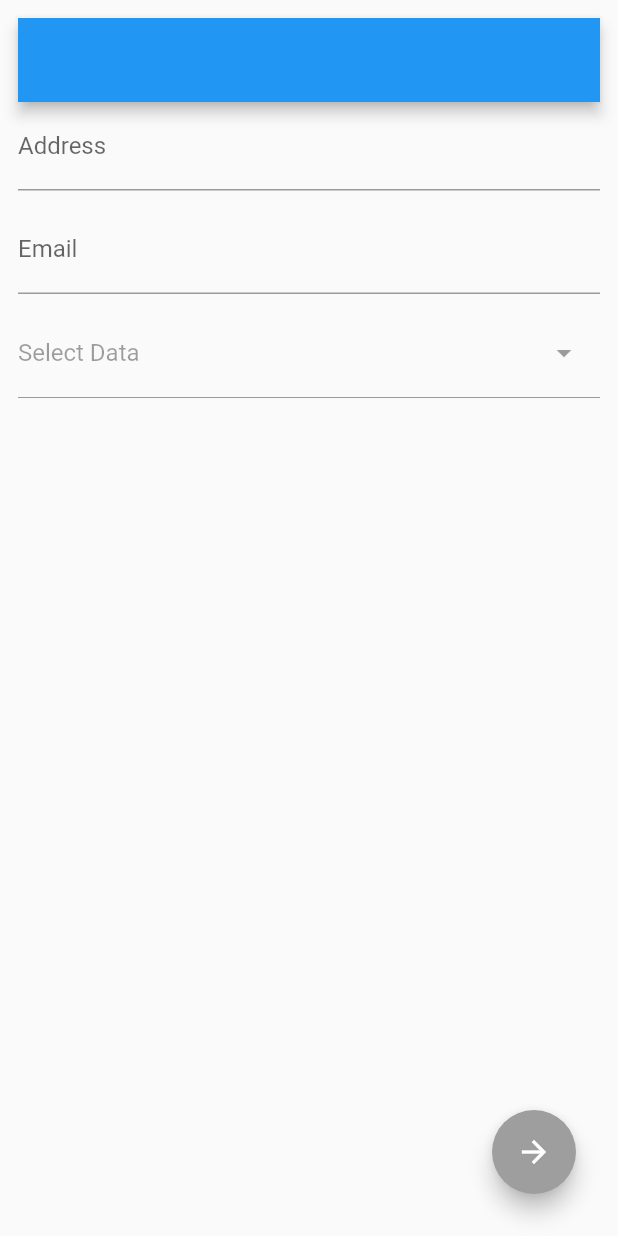
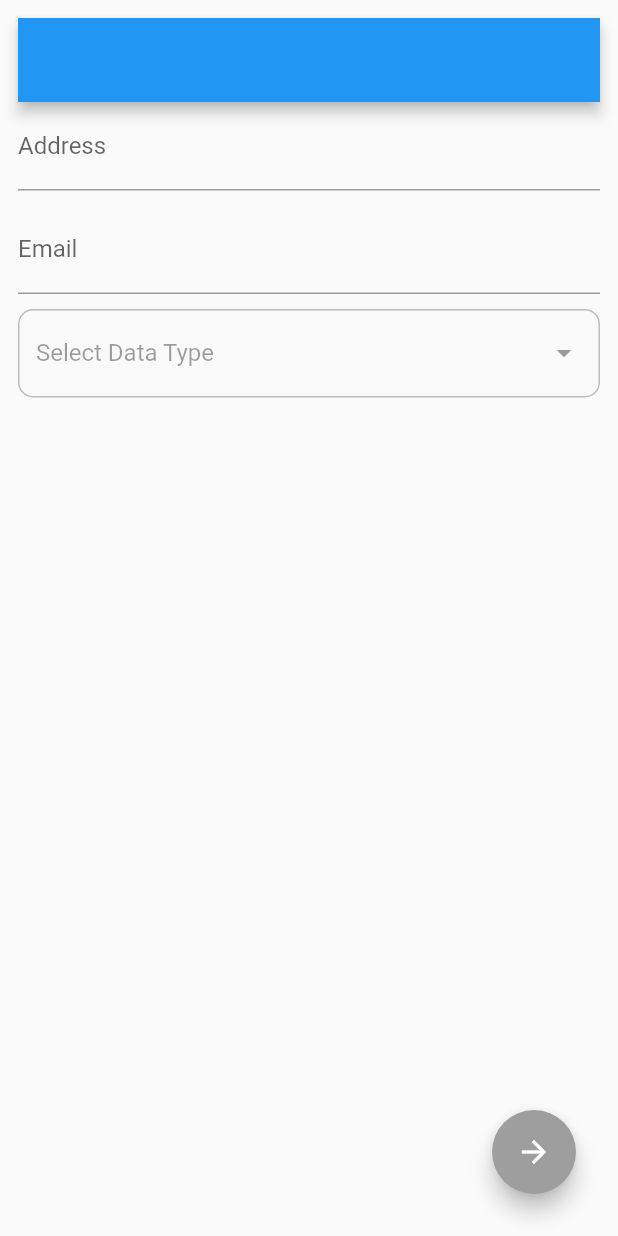
Before and after one commit to rabindra2049/Multi-TextField-Validator, a Flutter app: the screen it shows after launch, on a phone screen of 412 x 824 dp. Run offline on Flutter 3.47's test engine with Material 2 defaults, Android fonts, the phone set to English and light mode, and no system bars; our stand-ins replace bloc, flutter_bloc, formz, freezed_annotation; missing offline and left inert: dart:ffi.

Commit message:
Working on DropDown issue

```diff
--- a/validator_with_cubit_generic/lib/screens/form_field_page.dart
+++ b/validator_with_cubit_generic/lib/screens/form_field_page.dart
@@ -86,17 +86,21 @@ class _RemarksInput extends StatelessWidget {
             print("ON TAP");
             _cubit.updateField('address', UserNameInputField.custom("Hello"));
           },
-          child: TextField(
+          child: TextFormField(
             enabled: false,
+            // controller: _controller,
             readOnly: true,
             key: const Key("personalInfoForm_remarksInput_textField"),
             onChanged: (value) {
               final name = OptionalInputField.dirty(value);
-              _cubit.updateField('remarks', name);
             },
-            decoration: const InputDecoration(
-              labelText: 'Select Data',
-              suffixIcon: Icon(Icons.arrow_drop_down)
+            decoration: InputDecoration(
+              suffixIcon: Icon(Icons.arrow_drop_down), //
+              labelText: 'Select Data Type',
+              disabledBorder: OutlineInputBorder(
+                borderRadius: const BorderRadius.all(Radius.circular(10)),
+                borderSide: BorderSide(color: Colors.grey.shade400),
+              ),
             ),
           ),
         );
@@ -106,13 +110,24 @@ class _RemarksInput extends StatelessWidget {
 }
 
 class _AddressInput extends StatelessWidget {
+  final TextEditingController _textEditingController = TextEditingController();
+
   @override
   Widget build(BuildContext context) {
     return BlocBuilder<GenericFormFieldCubit, GenericFormFieldState>(
       buildWhen: (previous, current) =>
           previous.formFields['address'] != current.formFields['address'],
       builder: (context, state) {
-        return TextField(
+        final currentValue = state.formFields['address']?.value;
+        final currentSelection =
+            TextSelection.collapsed(offset: currentValue.toString().length);
+        final editValue = TextEditingValue(
+          text: currentValue,
+          selection: currentSelection,
+        );
+        _textEditingController.value = editValue;
+        return TextFormField(
+          controller: _textEditingController,
           key: const Key('personalInfoForm_addressInput_textField'),
           onChanged: (value) {
             final name = UserNameInputField.custom(value,
@@ -122,8 +137,21 @@ class _AddressInput extends StatelessWidget {
                 maxValue: '20');
             _cubit.updateField('address', name);
           },
+          onTap: () {
+            // Get the current cursor position in the text field
+            final currentPosition =
+                _textEditingController.selection.base.offset;
+            final currentSelection = TextSelection.fromPosition(
+                TextPosition(offset: currentPosition));
+            // Update the text field value and cursor position
+            print("Current $currentSelection");
+            _textEditingController.value = editValue.copyWith(
+              selection: currentSelection,
+            );
+          },
           decoration: InputDecoration(
             labelText: 'Address',
+            hintText: 'Enter Address',
             errorText:
                 (state.formFields['address'] as UserNameInputField).invalid
                     ? (state.formFields['address'] as UserNameInputField)
```
